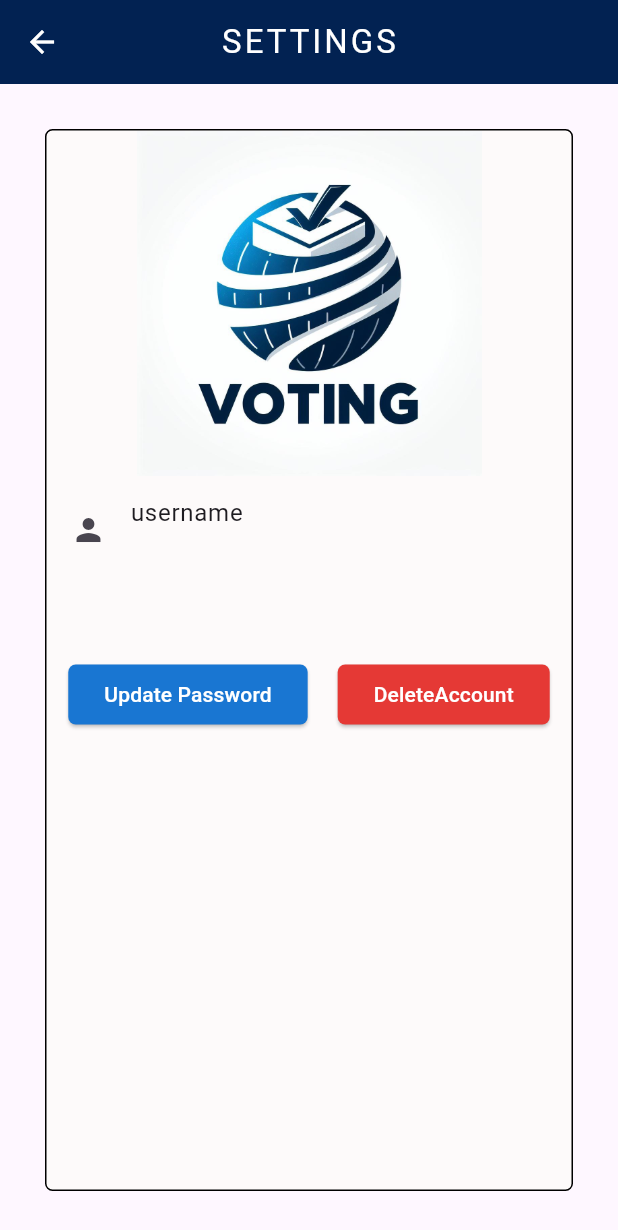
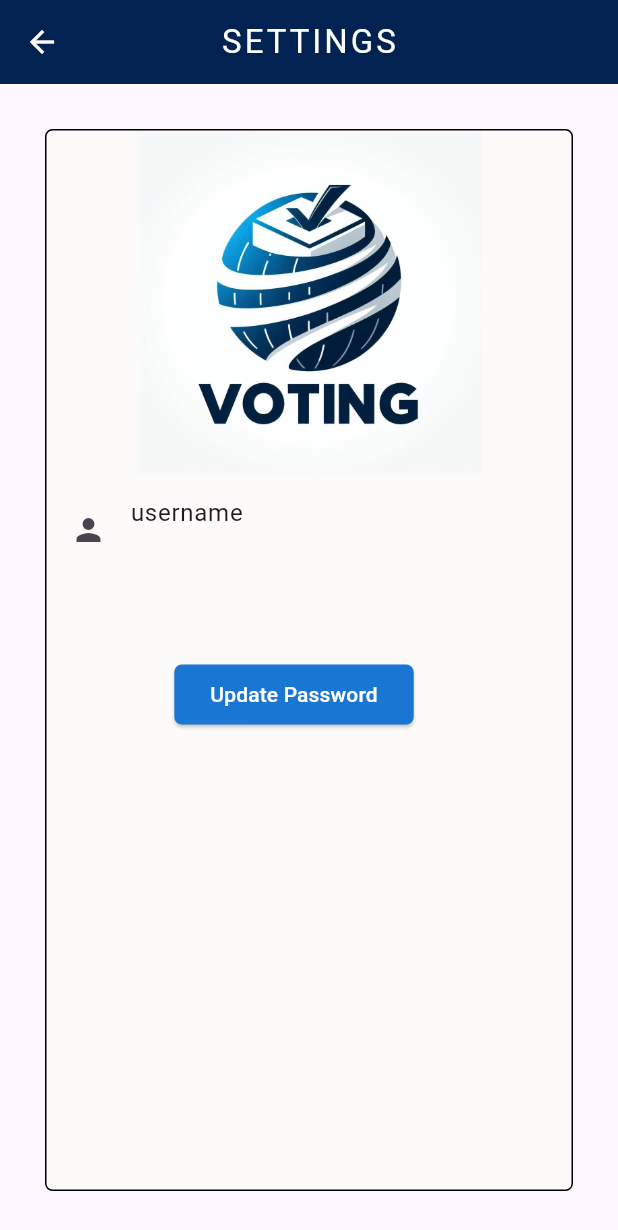
Before and after one commit to Efamamo/VoteSphereBloc, a Flutter app: the Settings screen opened by its route, on a phone screen of 412 x 824 dp. Shown: the top 1230 px of the screen. Run offline on Flutter 3.47's test engine with Material 3 defaults, Android fonts, the phone set to English and light mode, and no system bars; our stand-ins replace animated_text_kit, bloc, flutter_bloc, flutter_secure_storage, go_router; missing offline and left inert: dart:html; accounts and stored records are empty.

Commit message:
Update settings.dart

```diff
--- a/vote_sphere/lib/presentation/screens/settings.dart
+++ b/vote_sphere/lib/presentation/screens/settings.dart
@@ -156,7 +156,7 @@ class _SettingsState extends State<Settings> {
                         const SizedBox(
                           width: 20,
                         ),
-                        ElevatedButton(
+                        settingState.role == "User" ? ElevatedButton(
                             style: ElevatedButton.styleFrom(
                                 shape: RoundedRectangleBorder(
                                     borderRadius: BorderRadius.circular(5)),
@@ -166,7 +166,7 @@ class _SettingsState extends State<Settings> {
                               context.go('/');
                               settingsBloc.add(DeleteAccountEvent());
                             },
-                            child: Text("DeleteAccount")),
+                            child: Text("DeleteAccount")): SizedBox(),
                       ],
                     )
                   ],
```
